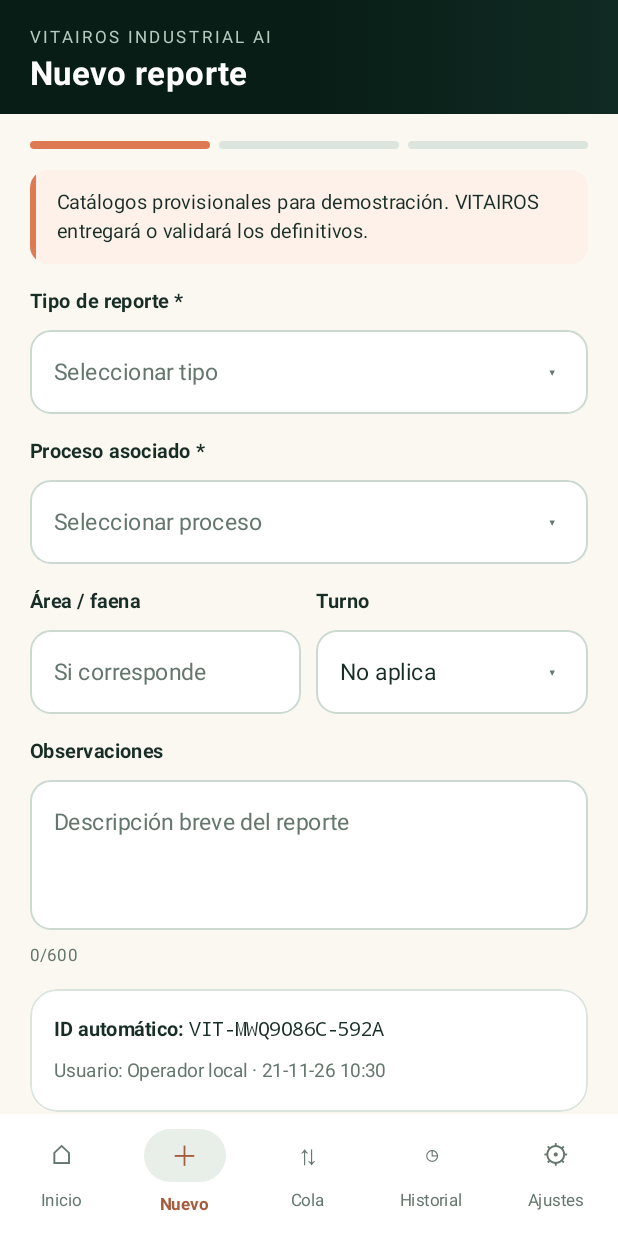
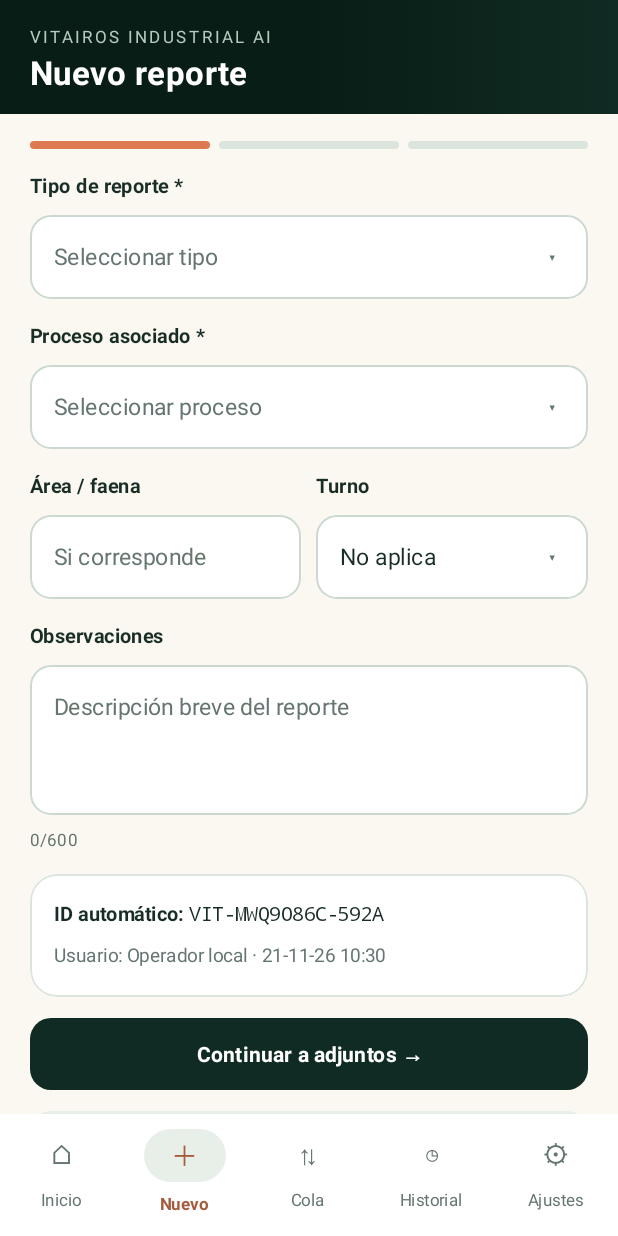
Before and after one commit to JstChiguin/Vitairos, an Android app built with Jetpack Compose: the screen it shows after launch (MainActivity), after a tap on "＋ Crear nuevo reporte", on a phone screen of 412 x 824 dp. Run offline under Robolectric (Android 15) with nearby library versions, the phone set to English and light mode, and no system bars; our stand-ins replace Room's generated code.

Commit message:
fix: separa catálogos y etiquetas por modo y aclara el estado de la cola de envíos
Causas:
- Los catálogos con el sufijo «(demostración)» y el aviso de catálogos provisionales se usaban también en el modo operativo.
- Los borradores aparecían en la cola y los reportes operativos quedaban «En cola» sin explicar que no existe un destino remoto.
- El modo de un borrador dependía del JSON; un borrador sin campo modo podía recuperarse con el modo equivocado.

- Catálogos independientes por modo; el operativo no contiene textos de demostración.
- La ranura del borrador determina su modo al recuperarlo y al guardarlo.
- Estados visibles: Borrador, Pendiente (en el modo operativo «Pendiente de sincronización»), Enviando, Enviado y Error. Los envíos simulados se rotulan «Enviado (simulado)»; los antiguos del modo operativo, «Enviado (simulado, histórico)», sin reclasificar datos.
- La cola solo lista Pendiente, Enviando y Error; los enviados siguen en el historial.
- Cada tarjeta muestra el modo de origen del reporte.
- Pruebas de regresión de aislamiento (23 en AislamientoModosTest) y 11 nuevas en EtiquetasYCatalogosTest.

```diff
--- a/app/src/main/java/com/example/vitairosapp/data/catalog/Catalogs.kt
+++ b/app/src/main/java/com/example/vitairosapp/data/catalog/Catalogs.kt
@@ -1,20 +1,31 @@
 package com.example.vitairosapp.data.catalog
 
-/** Catálogos provisionales: VITAIROS entregará o validará los definitivos. */
+import com.example.vitairosapp.data.model.ModoApp
+
 object Catalogs {
-    val TIPOS = listOf(
-        "Reporte de turno (demostración)",
-        "Registro de mantenimiento (demostración)",
-        "Inspección operacional (demostración)",
-        "Registro documental (demostración)",
+    private val TIPOS_OPERATIVOS = listOf(
+        "Reporte de turno",
+        "Registro de mantenimiento",
+        "Inspección operacional",
+        "Registro documental",
     )
 
-    val PROCESOS = listOf(
-        "Operación (demostración)",
-        "Mantenimiento (demostración)",
-        "Seguridad operacional (demostración)",
-        "Control documental (demostración)",
+    private val PROCESOS_OPERATIVOS = listOf(
+        "Operación",
+        "Mantenimiento",
+        "Seguridad operacional",
+        "Control documental",
     )
+
+    private val TIPOS_DEMOSTRACION = TIPOS_OPERATIVOS.map { "$it (demostración)" }
+
+    private val PROCESOS_DEMOSTRACION = PROCESOS_OPERATIVOS.map { "$it (demostración)" }
+
+    fun tipos(modo: ModoApp): List<String> =
+        if (modo == ModoApp.DEMO) TIPOS_DEMOSTRACION else TIPOS_OPERATIVOS
+
+    fun procesos(modo: ModoApp): List<String> =
+        if (modo == ModoApp.DEMO) PROCESOS_DEMOSTRACION else PROCESOS_OPERATIVOS
 
     val TURNOS = listOf("Día", "Noche", "Otro")
 
--- a/app/src/main/java/com/example/vitairosapp/data/model/ReportStatus.kt
+++ b/app/src/main/java/com/example/vitairosapp/data/model/ReportStatus.kt
@@ -2,9 +2,9 @@ package com.example.vitairosapp.data.model
 
 enum class ReportStatus(val label: String) {
     BORRADOR("Borrador"),
-    EN_COLA("En cola"),
+    EN_COLA("Pendiente"),
     ENVIANDO("Enviando"),
-    SINCRONIZADO("Sincronizado"),
+    SINCRONIZADO("Enviado"),
     ERROR("Error");
 
     val isEditable: Boolean get() = this == BORRADOR || this == EN_COLA || this == ERROR
--- a/app/src/main/java/com/example/vitairosapp/data/repository/ReportRepository.kt
+++ b/app/src/main/java/com/example/vitairosapp/data/repository/ReportRepository.kt
@@ -127,14 +127,17 @@ class ReportRepository(
     fun loadDraft(): Report? = borradores[modo]
 
     private suspend fun loadDraftFromDb(modo: ModoApp): Report? = try {
-        dao.getDraft(modo.ranuraBorrador)?.let { ReportJson.fromJson(JSONObject(it.reportJson)) }
+        dao.getDraft(modo.ranuraBorrador)?.let {
+            ReportJson.fromJson(JSONObject(it.reportJson)).copy(modo = modo)
+        }
     } catch (e: Exception) {
         Log.w(TAG, "Borrador ilegible; se descarta", e)
         null
     }
 
-    suspend fun saveDraft(value: Report?) = mutex.withLock {
+    suspend fun saveDraft(valor: Report?) = mutex.withLock {
         val ranura = modo.ranuraBorrador
+        val value = valor?.copy(modo = modo)
         borradores[modo] = value
         withContext(Dispatchers.IO) {
             if (value == null) dao.clearDraft(ranura)
--- a/app/src/main/java/com/example/vitairosapp/ui/components/StatusPill.kt
+++ b/app/src/main/java/com/example/vitairosapp/ui/components/StatusPill.kt
@@ -23,7 +23,7 @@ import com.example.vitairosapp.ui.theme.WarnBg
 import com.example.vitairosapp.ui.theme.WarnText
 
 @Composable
-fun StatusPill(status: ReportStatus) {
+fun StatusPill(status: ReportStatus, etiqueta: String = status.label) {
     val symbol = when (status) {
         ReportStatus.BORRADOR -> "◌"
         ReportStatus.ENVIANDO -> "↻"
@@ -39,7 +39,7 @@ fun StatusPill(status: ReportStatus) {
         ReportStatus.ERROR -> DangerBg to Danger
     }
     Text(
-        "$symbol ${status.label}",
+        "$symbol $etiqueta",
         modifier = Modifier
             .clip(RoundedCornerShape(50))
             .background(bg)
--- a/app/src/main/java/com/example/vitairosapp/ui/screens/home/HomeScreen.kt
+++ b/app/src/main/java/com/example/vitairosapp/ui/screens/home/HomeScreen.kt
@@ -64,10 +64,10 @@ fun HomeScreen(vm: AppViewModel, reports: List<Report>) {
             MetricTile("${reports.size}", "Total", Modifier.weight(1f))
             if (vm.esDemo) {
                 MetricTile("${reports.count { it.status.isPending }}", "Pendientes", Modifier.weight(1f))
-                MetricTile("${reports.count { it.status == ReportStatus.SINCRONIZADO }}", "Sincronizados", Modifier.weight(1f))
+                MetricTile("${reports.count { it.status == ReportStatus.SINCRONIZADO }}", "Enviados", Modifier.weight(1f))
             } else {
                 MetricTile("${reports.count { it.status == ReportStatus.BORRADOR }}", "Borradores", Modifier.weight(1f))
-                MetricTile("${reports.count { it.status == ReportStatus.EN_COLA }}", "En cola local", Modifier.weight(1f))
+                MetricTile("${reports.count { it.status == ReportStatus.EN_COLA }}", "Pendientes", Modifier.weight(1f))
             }
         }
 
--- a/app/src/main/java/com/example/vitairosapp/ui/screens/report/ReportFormScreen.kt
+++ b/app/src/main/java/com/example/vitairosapp/ui/screens/report/ReportFormScreen.kt
@@ -43,7 +43,7 @@ fun ReportFormScreen(vm: AppViewModel) {
         StepIndicator(0)
         if (vm.isEditing) {
             Notice("Editando un reporte guardado. El ID, la fecha de creación y la trazabilidad no se modifican.")
-        } else {
+        } else if (vm.esDemo) {
             Notice("Catálogos provisionales para demostración. VITAIROS entregará o validará los definitivos.")
         }
 
@@ -51,7 +51,7 @@ fun ReportFormScreen(vm: AppViewModel) {
             FieldLabel("Tipo de reporte *")
             SelectField(
                 value = draft.type,
-                options = Catalogs.TIPOS,
+                options = Catalogs.tipos(draft.modo),
                 placeholder = "Seleccionar tipo",
                 onSelect = { v -> vm.updateDraft { it.copy(type = v) } }
             )
@@ -60,7 +60,7 @@ fun ReportFormScreen(vm: AppViewModel) {
             FieldLabel("Proceso asociado *")
             SelectField(
                 value = draft.process,
-                options = Catalogs.PROCESOS,
+                options = Catalogs.procesos(draft.modo),
                 placeholder = "Seleccionar proceso",
                 onSelect = { v -> vm.updateDraft { it.copy(process = v) } }
             )
--- a/app/src/main/java/com/example/vitairosapp/ui/screens/report/ReviewScreen.kt
+++ b/app/src/main/java/com/example/vitairosapp/ui/screens/report/ReviewScreen.kt
@@ -49,7 +49,7 @@ fun ReviewScreen(vm: AppViewModel) {
         VCard {
             Row(verticalAlignment = Alignment.CenterVertically) {
                 Text("Resumen del reporte", Modifier.weight(1f), color = Ink, fontSize = 18.sp, fontWeight = FontWeight.Bold)
-                StatusPill(draft.status)
+                StatusPill(draft.status, draft.etiquetaEstado)
             }
             Divider()
             InfoLine("Tipo", draft.type)
@@ -106,6 +106,10 @@ fun ReviewScreen(vm: AppViewModel) {
                 ButtonStyle.Secondary
             )
         } else {
+            Notice(
+                "El reporte se guardará en este dispositivo como pendiente de sincronización. " +
+                    "Aún no existe un servidor remoto, por lo que no se marcará como enviado."
+            )
             ActionRow {
                 VButton("← Corregir", vm::backToAttachments, Modifier.weight(1f), ButtonStyle.Secondary)
                 VButton(
```
Also changed, not shown: app/src/main/java/com/example/vitairosapp/data/model/Report.kt (+10 -0 lines), app/src/main/java/com/example/vitairosapp/ui/components/ReportCard.kt (+9 -2 lines), app/src/main/java/com/example/vitairosapp/ui/screens/detail/DetailScreen.kt (+9 -2 lines), app/src/main/java/com/example/vitairosapp/ui/screens/queue/QueueScreen.kt (+5 -5 lines), 2 other files.
